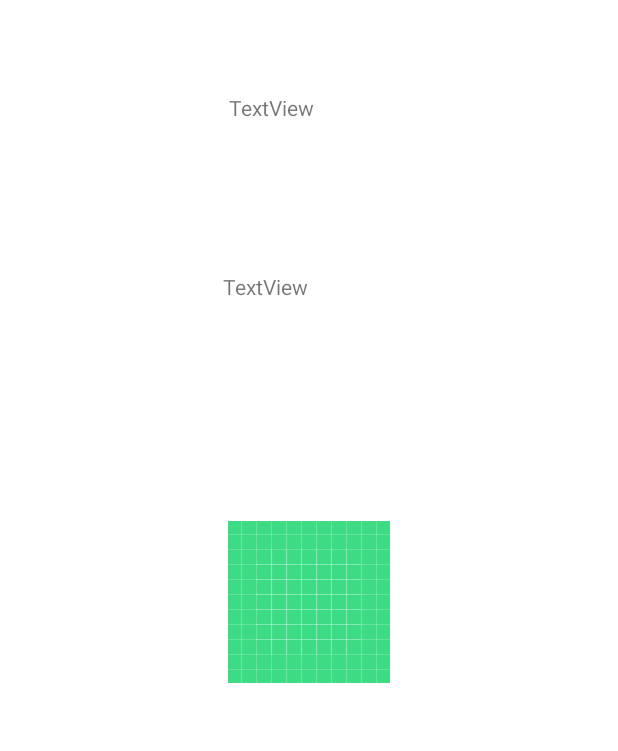
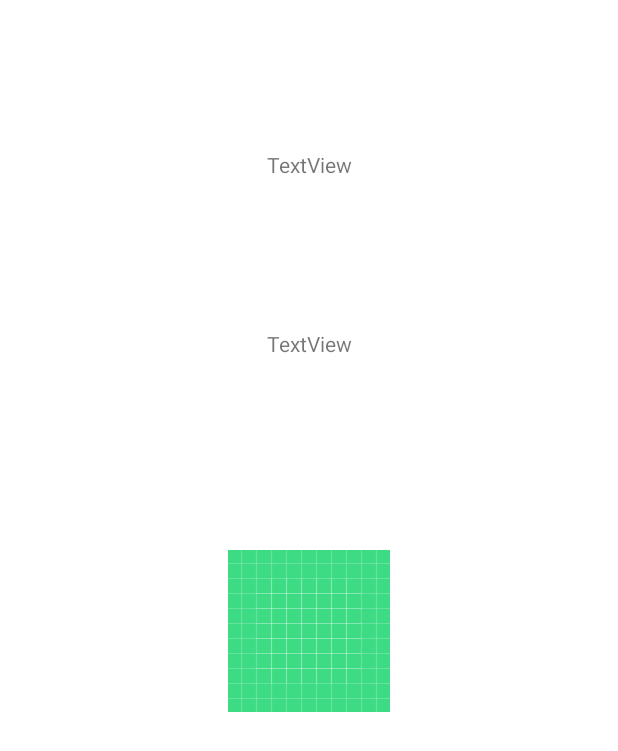
Before and after one commit to aishvelu/MoodApp, an Android app: the layout activity_display_movie.xml on its own in the app's theme, with its tools: preview values and no code run, on a phone screen of 412 x 824 dp. Shown: the top 751 px of the screen. Run offline under Robolectric (Android 15) with nearby library versions, the phone set to English and light mode, and no system bars.

Commit message:
Added mood id's and updated display movie screen

```diff
--- a/app/src/main/java/com/example/moodapp/MovieOptions.kt
+++ b/app/src/main/java/com/example/moodapp/MovieOptions.kt
@@ -40,6 +40,7 @@ class MovieOptions : AppCompatActivity() {
                     MovieRepository.addMovie(n, adapter)
                 }
             }
+
         }
     }
 }
--- a/app/src/main/java/com/example/moodapp/MyMovieAdapter.kt
+++ b/app/src/main/java/com/example/moodapp/MyMovieAdapter.kt
@@ -47,11 +47,11 @@ class MyMovieAdapter(
         holder.movieName.text = movie.name
         holder.movieGenre.text = movie.genre
         holder.cardView.setOnClickListener {
-            val intent = Intent(context, MovieDescription::class.java)
+            val intent = Intent(context, DisplayMovieActivity::class.java)
             intent.putExtra("Cover", movie.cover)
             intent.putExtra("Name", holder.movieName.text.toString())
             intent.putExtra("Genre", holder.movieGenre.text.toString())
-            intent.putExtra("Pos", position.toString())
+            //intent.putExtra("Pos", position.toString())
             intentLauncher.launch(intent)
 
             notifyItemChanged(position)
--- a/app/src/main/res/layout/activity_display_movie.xml
+++ b/app/src/main/res/layout/activity_display_movie.xml
@@ -10,9 +10,9 @@
         android:id="@+id/displayname"
         android:layout_width="wrap_content"
         android:layout_height="wrap_content"
-        android:layout_marginStart="151dp"
-        android:layout_marginTop="62dp"
-        android:layout_marginEnd="202dp"
+        android:layout_marginStart="150dp"
+        android:layout_marginTop="100dp"
+        android:layout_marginEnd="150dp"
         android:layout_marginBottom="101dp"
         android:text="TextView"
         app:layout_constraintBottom_toTopOf="@+id/displaygenre"
@@ -24,9 +24,9 @@
         android:id="@+id/displaygenre"
         android:layout_width="wrap_content"
         android:layout_height="wrap_content"
-        android:layout_marginStart="147dp"
+        android:layout_marginStart="150dp"
         android:layout_marginTop="100dp"
-        android:layout_marginEnd="206dp"
+        android:layout_marginEnd="150dp"
         android:text="TextView"
         app:layout_constraintEnd_toEndOf="parent"
         app:layout_constraintStart_toStartOf="parent"
```
Also changed, not shown: app/src/main/java/com/example/moodapp/DisplayMovieActivity.kt (+13 -0 lines), app/src/main/java/com/example/moodapp/Movie.kt (+7 -3 lines), app/src/main/java/com/example/moodapp/MovieDescription.kt (deleted, +0 -12 lines), app/src/main/java/com/example/moodapp/NetworkingUtils.kt (+14 -3 lines).
